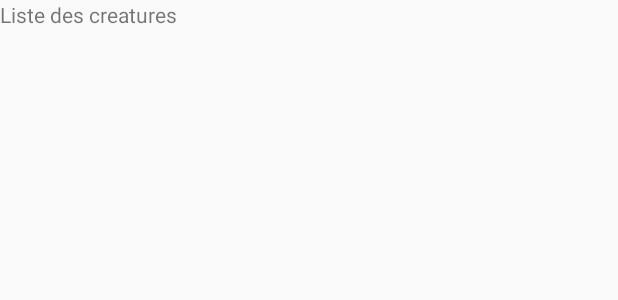
After one commit to jux21/BarcodeBattler_HubertMelay, an Android app: the layout display_creatures.xml on its own in the app's theme, with its tools: preview values and no code run, on a phone screen of 412 x 824 dp. The commit adds this screen. Shown: the top 300 px of the screen. Run offline under Robolectric (Android 15) with nearby library versions, the phone set to English and light mode, and no system bars.

Commit message:
Add views and their links on the main menu + update barcodescanner

```diff
--- /dev/null
+++ b/app/src/main/res/layout/display_creature.xml
@@ -0,0 +1,6 @@
+<?xml version="1.0" encoding="utf-8"?>
+<LinearLayout xmlns:android="http://schemas.android.com/apk/res/android"
+    android:orientation="vertical" android:layout_width="match_parent"
+    android:layout_height="match_parent">
+
+</LinearLayout>
--- /dev/null
+++ b/app/src/main/res/layout/display_creatures.xml
@@ -0,0 +1,11 @@
+<?xml version="1.0" encoding="utf-8"?>
+<LinearLayout xmlns:android="http://schemas.android.com/apk/res/android"
+    android:orientation="vertical" android:layout_width="match_parent"
+    android:layout_height="match_parent">
+
+    <TextView
+        android:id="@+id/textView2"
+        android:layout_width="match_parent"
+        android:layout_height="wrap_content"
+        android:text="Liste des creatures" />
+</LinearLayout>
--- /dev/null
+++ b/app/src/main/res/layout/display_entity_captured.xml
@@ -0,0 +1,6 @@
+<?xml version="1.0" encoding="utf-8"?>
+<LinearLayout xmlns:android="http://schemas.android.com/apk/res/android"
+    android:orientation="vertical" android:layout_width="match_parent"
+    android:layout_height="match_parent">
+
+</LinearLayout>
--- /dev/null
+++ b/app/src/main/res/layout/display_equipment_and_potions.xml
@@ -0,0 +1,6 @@
+<?xml version="1.0" encoding="utf-8"?>
+<LinearLayout xmlns:android="http://schemas.android.com/apk/res/android"
+    android:orientation="vertical" android:layout_width="match_parent"
+    android:layout_height="match_parent">
+
+</LinearLayout>
```
Also changed, not shown: app/src/main/java/com/cecile_melay/barcodebattler_hubertmelay/BarCodeScanner.java (+22 -5 lines), app/src/main/java/com/cecile_melay/barcodebattler_hubertmelay/fragments/views/DisplayCreature.java (added, +22 -0 lines), app/src/main/java/com/cecile_melay/barcodebattler_hubertmelay/fragments/views/DisplayCreatures.java (added, +21 -0 lines), app/src/main/java/com/cecile_melay/barcodebattler_hubertmelay/fragments/views/DisplayEntityCaptured.java (added, +22 -0 lines), app/src/main/java/com/cecile_melay/barcodebattler_hubertmelay/fragments/views/DisplayEquipmentAndPotions.java (added, +22 -0 lines), app/src/main/res/menu/activity_main_drawer.xml (+4 -4 lines).
